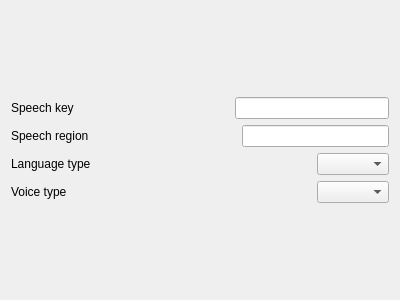
First picture: the form in SetWidget.ui, repository xujialiu/text-to-speech-app, before the edit.
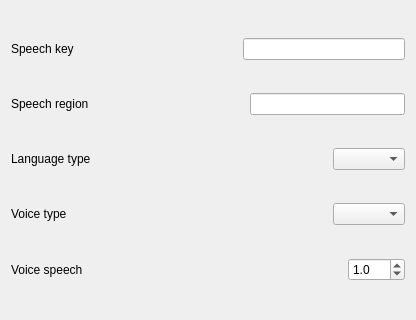
Second picture: the form after the edit.

```diff
--- a/SetWidget.ui
+++ b/SetWidget.ui
@@ -6,15 +6,13 @@
    <rect>
     <x>0</x>
     <y>0</y>
-    <width>400</width>
-    <height>300</height>
+    <width>416</width>
+    <height>320</height>
    </rect>
   </property>
   <property name="windowTitle">
    <string>Form</string>
   </property>
-  <layout class="QVBoxLayout" name="verticalLayout_2">
-   <item>
     <layout class="QVBoxLayout" name="verticalLayout">
      <item>
       <layout class="QHBoxLayout" name="horizontalLayout">
@@ -123,6 +121,41 @@
         <widget class="QComboBox" name="comboBox_2"/>
        </item>
       </layout>
+   </item>
+   <item>
+    <layout class="QHBoxLayout" name="horizontalLayout_5">
+     <item>
+      <widget class="QLabel" name="label_5">
+       <property name="text">
+        <string>Voice speech</string>
+       </property>
+      </widget>
+     </item>
+     <item>
+      <spacer name="horizontalSpacer_5">
+       <property name="orientation">
+        <enum>Qt::Horizontal</enum>
+       </property>
+       <property name="sizeHint" stdset="0">
+        <size>
+         <width>40</width>
+         <height>20</height>
+        </size>
+       </property>
+      </spacer>
+     </item>
+     <item>
+      <widget class="QDoubleSpinBox" name="doubleSpinBox_voice_speed">
+       <property name="decimals">
+        <number>1</number>
+       </property>
+       <property name="singleStep">
+        <double>0.100000000000000</double>
+       </property>
+       <property name="value">
+        <double>1.000000000000000</double>
+       </property>
+      </widget>
      </item>
     </layout>
    </item>
```
Lines whose indentation alone changed are shown as unchanged.
